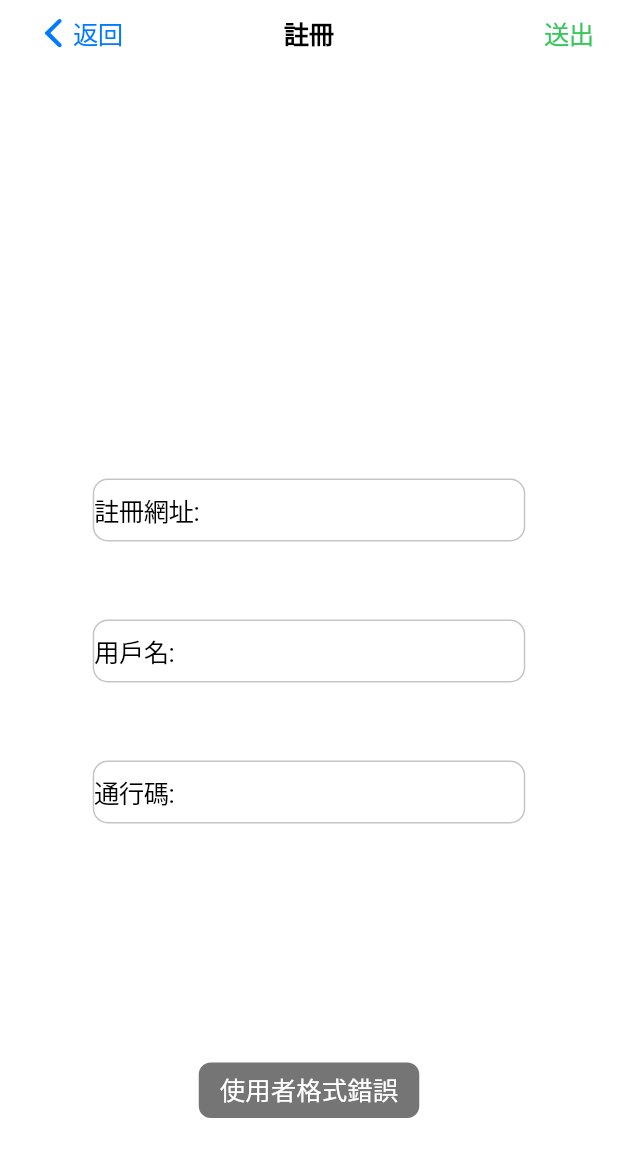
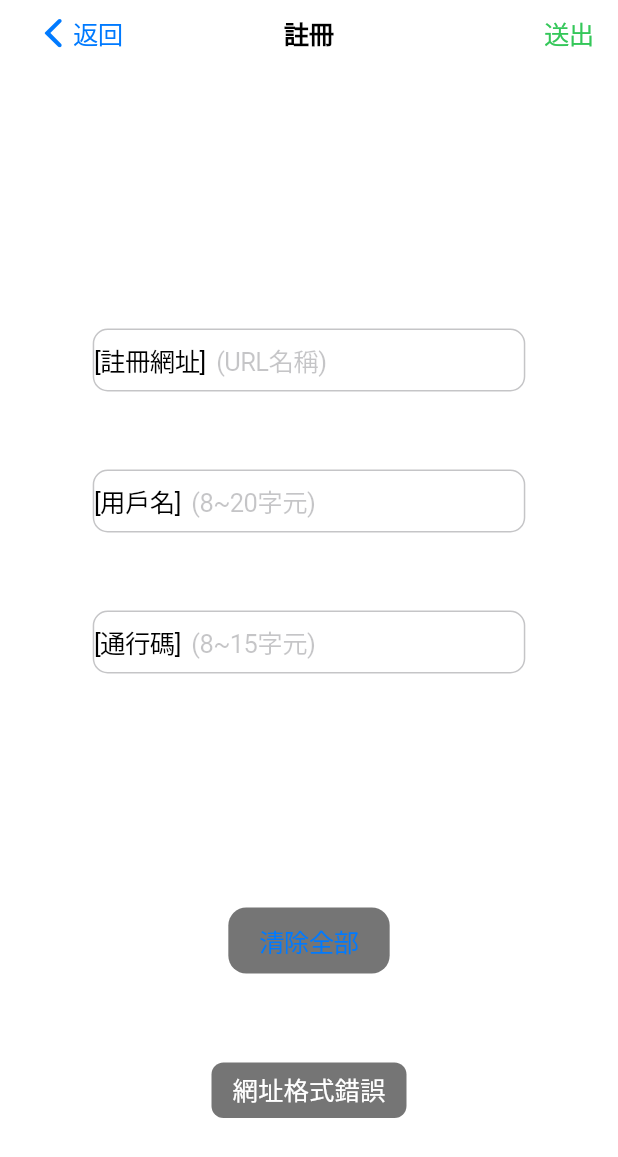
Before and after one commit to ACS106129/pokerpass, a Flutter app: the RegisterPage screen opened by its route, after a tap on "送出", on a phone screen of 412 x 824 dp. Shown: the top 1157 px of the screen. Run offline on Flutter 3.47's test engine with Material 2 defaults, Android fonts, the phone set to English and light mode, and no system bars; our stand-ins replace bot_toast, permission_handler, qr_flutter; missing offline and left inert: flame, qrscan, window_size.

Commit message:
Add user cache and data, pages optimize Register page finish layout and field input Add bot_toast lib

```diff
--- a/lib/main.dart
+++ b/lib/main.dart
@@ -9,7 +9,7 @@ import 'package:pokerpass/page/home_page.dart';
 import 'package:pokerpass/page/mode_page.dart';
 import 'package:pokerpass/page/register_page.dart';
 import 'package:pokerpass/page/setting_page.dart';
-import 'package:pokerpass/setting/Setting.dart' as setting;
+import 'package:pokerpass/setting/setting.dart' as setting;
 import 'package:window_size/window_size.dart';
 
 void main() async {
@@ -29,9 +29,9 @@ void main() async {
 
 class MyApp extends StatelessWidget {
   @override
-  Widget build(BuildContext context) {
+  Widget build(final BuildContext context) {
     return CupertinoApp(
-      title: 'PokerPass System',
+      title: 'PokerPass',
       theme: CupertinoThemeData(
         brightness: setting.DebugConfig.brightness,
         scaffoldBackgroundColor: CupertinoDynamicColor.withBrightness(
--- a/lib/page/PC/pc_page.dart
+++ b/lib/page/PC/pc_page.dart
@@ -4,6 +4,7 @@ import 'package:pokerpass/poker/poker.dart';
 
 class PCPage extends StatefulWidget {
   static const String id = 'pc_page';
+  PCPage({Key key}) : super(key: key);
   @override
   _PCPageState createState() => _PCPageState();
 }
@@ -25,7 +26,7 @@ class _PCPageState extends State<PCPage> {
                 content: const Text('確定要中止PokerPC模式?'),
                 actions: [
                   CupertinoDialogAction(
-                    child: const Text('返回'),
+                    child: const Text('取消'),
                     onPressed: () => Navigator.pop(context),
                   ),
                   CupertinoDialogAction(
@@ -46,7 +47,7 @@ class _PCPageState extends State<PCPage> {
     );
   }
 
-  Widget _pcPageContent(BuildContext context) {
+  Widget _pcPageContent(final BuildContext context) {
     return LayoutBuilder(
       builder: (context, constraints) =>
           PokerGame(Size(constraints.maxWidth, constraints.maxHeight)).widget,
--- a/lib/page/register_page.dart
+++ b/lib/page/register_page.dart
@@ -2,10 +2,12 @@ import 'package:bot_toast/bot_toast.dart';
 import 'package:flutter/cupertino.dart';
 import 'package:flutter/material.dart';
 import 'package:flutter/services.dart';
-import 'package:pokerpass/setting/Setting.dart' as setting;
+import 'package:pokerpass/setting/setting.dart' as setting;
+import 'package:pokerpass/setting/user.dart';
 
 class RegisterPage extends StatefulWidget {
-  static const String id = 'register_page';
+  static const id = 'register_page';
+  RegisterPage({final Key key}) : super(key: key);
   @override
   _RegisterPageState createState() => _RegisterPageState();
 }
@@ -15,43 +17,55 @@ class _RegisterPageState extends State<RegisterPage> {
     color: CupertinoColors.black,
     darkColor: CupertinoColors.white,
   );
-  String userText = '';
-  String passwordText = '';
-  String urlText = '';
+  final loadingColor = CupertinoDynamicColor.withBrightness(
+    color: Colors.black26,
+    darkColor: Colors.white10,
+  );
+  final placeholderColor = CupertinoDynamicColor.withBrightness(
+      color: CupertinoColors.placeholderText, darkColor: Colors.white70);
+  final urlController = TextEditingController(text: UserCache.registerURLText);
+  final userController =
+      TextEditingController(text: UserCache.registerUserText);
+  final passwordController =
+      TextEditingController(text: UserCache.registerPasswordText);
+  final urlFocusNode = FocusNode(debugLabel: setting.urlLabel);
+  final userFocusNode = FocusNode(debugLabel: setting.userLabel);
+  final passwordFocusNode = FocusNode(debugLabel: setting.passwordLabel);
 
   @override
-  Widget build(BuildContext context) {
+  void initState() {
+    super.initState();
+  }
+
+  @override
+  void dispose() {
+    UserCache.registerURLText = urlController.text;
+    // password must be clear
+    UserCache.registerPasswordText = '';
+    urlController.dispose();
+    userController.dispose();
+    passwordController.dispose();
+    urlFocusNode.dispose();
+    userFocusNode.dispose();
+    passwordFocusNode.dispose();
+    super.dispose();
+  }
+
+  @override
+  Widget build(final BuildContext context) {
     return CupertinoPageScaffold(
       navigationBar: CupertinoNavigationBar(
         automaticallyImplyLeading: false,
         leading: CupertinoNavigationBarBackButton(
           previousPageTitle: '返回',
           onPressed: () async {
-            // ensure users if they want to leave with the field filled
-
+            // save user id to register cache
+            UserCache.registerUserText = userController.text;
             Navigator.pop(context);
           },
         ),
-        middle: Text('註冊'),
+        middle: const Text('註冊'),
         trailing: GestureDetector(
-          onTap: () {
-            if (!setting.userRegex.hasMatch(userText)) {
-              BotToast.showText(text: '使用者格式錯誤');
-              return;
-            }
-            if (!setting.passwordRegex.hasMatch(passwordText)) {
-              BotToast.showText(text: '通行碼格式錯誤');
-              return;
-            }
-            if (!setting.urlRegex.hasMatch(urlText)) {
-              BotToast.showText(text: '網址格式錯誤');
-              return;
-            }
-            // submit user id and password to server through url
-            BotToast.showLoading(
-              onClose: () => Navigator.pop(context),
-            );
-          },
           child: Text(
             '送出',
             style: TextStyle(
@@ -59,12 +73,50 @@ class _RegisterPageState extends State<RegisterPage> {
                   CupertinoColors.activeGreen, context),
             ),
           ),
+          onTap: () async {
+            if (!setting.urlRegex.hasMatch(urlController.text)) {
+              BotToast.showText(text: '網址格式錯誤');
+              return;
+            }
+            if (!setting.userRegex.hasMatch(userController.text)) {
+              BotToast.showText(text: '使用者格式錯誤');
+              return;
+            }
+            if (!setting.passwordRegex.hasMatch(passwordController.text)) {
+              BotToast.showText(text: '通行碼格式錯誤');
+              return;
+            }
+            // cancel keyboard input
+            urlFocusNode.unfocus();
+            userFocusNode.unfocus();
+            passwordFocusNode.unfocus();
+            BotToast.showLoading(
+              animationDuration: Duration(milliseconds: 250),
+              animationReverseDuration: Duration(milliseconds: 250),
+              backButtonBehavior: BackButtonBehavior.none,
+              backgroundColor:
+                  CupertinoDynamicColor.resolve(loadingColor, context),
+              duration: Duration(milliseconds: 700),
+              onClose: () => WidgetsBinding.instance.addPostFrameCallback(
+                (_) async {
+                  // await submit complete and get value
+                  // give user id to login
+                  UserCache.homeURLText = urlController.text;
+                  UserCache.homeUserText = userController.text;
+                  // erase register user id
+                  UserCache.registerUserText = '';
+                  Navigator.pop(context);
+                },
+              ),
+            );
+            // submit user id and password to server through url
+          },
         ),
       ),
       child: SafeArea(
         child: Center(
           child: LayoutBuilder(
-            builder: (context, constraints) => _registerPageContent(
+            builder: (context, constraints) => registerPageContent(
                 context, Size(constraints.maxWidth, constraints.maxHeight)),
           ),
         ),
@@ -72,35 +124,68 @@ class _RegisterPageState extends State<RegisterPage> {
     );
   }
 
-  Widget _registerPageContent(
+  Widget registerPageContent(
       final BuildContext context, final Size contentSize) {
-    return Column(
+    return Container(
+      width: contentSize.width * 0.7,
+      child: Column(
         mainAxisAlignment: MainAxisAlignment.center,
         children: [
-        Container(
-          width: contentSize.width * 0.7,
-          child: Column(
-            children: [
-              CupertinoTextField(
-                prefix: Text(
-                  '註冊網址: ',
-                  style: TextStyle(
-                    color:
-                        CupertinoDynamicColor.resolve(promptTextColor, context),
+          cupertinoTextField(setting.urlLabel, '(URL名稱)', '[註冊網址]',
+              TextInputAction.next, setting.urlInputRegex, urlFocusNode),
+          SizedBox(height: contentSize.height / 15),
+          cupertinoTextField(setting.userLabel, '(8~20字元)', '[用戶名]',
+              TextInputAction.next, setting.userInputRegex, userFocusNode),
+          SizedBox(height: contentSize.height / 15),
+          cupertinoTextField(
+              setting.passwordLabel,
+              '(8~15字元)',
+              '[通行碼]',
+              TextInputAction.done,
+              setting.passwordInputRegex,
+              passwordFocusNode),
+          SizedBox(height: contentSize.height / 5),
+          CupertinoButton(
+            child: const Text('清除全部'),
+            color: CupertinoDynamicColor.withBrightness(
+              color: Colors.black54,
+              darkColor: Colors.white70,
+            ),
+            onPressed: () {
+              urlController.clear();
+              userController.clear();
+              passwordController.clear();
+            },
+            padding: EdgeInsets.symmetric(
+              horizontal: contentSize.width / 20,
             ),
           ),
-                inputFormatters: [
-                  FilteringTextInputFormatter(
-                    setting.urlInputRegex,
-                    allow: true,
+        ],
       ),
-                ],
-                //cursorColor: ,
-                autofocus: false,
-                maxLines: 1,
-                style: TextStyle(
-                  height: 1.5,
-                ),
+    );
+  }
+
+  CupertinoTextField cupertinoTextField(
+      final String label,
+      final String placeholder,
+      final String prompt,
+      final TextInputAction inputAction,
+      final RegExp inputRegExp,
+      final FocusNode node) {
+    return CupertinoTextField(
+      clearButtonMode: OverlayVisibilityMode.editing,
+      controller: (() {
+        switch (label) {
+          case setting.urlLabel:
+            return urlController;
+          case setting.userLabel:
+            return userController;
+          case setting.passwordLabel:
+            return passwordController;
+          default:
+            throw new Exception('Label $label Error!');
+        }
+      })(),
       decoration: BoxDecoration(
         border: Border.all(
           color: CupertinoColors.placeholderText,
@@ -108,78 +193,33 @@ class _RegisterPageState extends State<RegisterPage> {
         color: CupertinoColors.systemBackground,
         borderRadius: BorderRadius.all(Radius.circular(10)),
       ),
-                textInputAction: TextInputAction.next,
-                onChanged: (str) => urlText = str,
-              ),
-              SizedBox(
-                height: contentSize.height / 15,
-              ),
-              CupertinoTextField(
-                prefix: Text(
-                  '用戶名: ',
-                  style: TextStyle(
-                    color:
-                        CupertinoDynamicColor.resolve(promptTextColor, context),
-                  ),
-                ),
+      focusNode: node,
       inputFormatters: [
         FilteringTextInputFormatter(
-                    setting.userInputRegex,
+          inputRegExp,
           allow: true,
         ),
       ],
-                autofocus: false,
       maxLines: 1,
+      obscureText: label == setting.passwordLabel,
+      onTap: () {
+        // focus change border color
+      },
+      prefix: Text(
+        prompt,
+        style: TextStyle(
+          color: CupertinoDynamicColor.resolve(promptTextColor, context),
+        ),
+      ),
+      placeholder: placeholder,
+      placeholderStyle: TextStyle(
+        fontWeight: FontWeight.w400,
+        color: CupertinoDynamicColor.resolve(placeholderColor, context),
+      ),
       style: TextStyle(
         height: 1.5,
       ),
-                decoration: BoxDecoration(
-                  border: Border.all(
-                    color: CupertinoColors.placeholderText,
-                  ),
-                  color: CupertinoColors.systemBackground,
-                  borderRadius: BorderRadius.all(Radius.circular(10)),
-                ),
-                textInputAction: TextInputAction.next,
-                onChanged: (str) => userText = str,
-              ),
-              SizedBox(
-                height: contentSize.height / 15,
-              ),
-              CupertinoTextField(
-                obscureText: true,
-                prefix: Text(
-                  '通行碼: ',
-                  style: TextStyle(
-                    color:
-                        CupertinoDynamicColor.resolve(promptTextColor, context),
-                  ),
-                ),
-                inputFormatters: [
-                  FilteringTextInputFormatter(
-                    setting.passwordInputRegex,
-                    allow: true,
-                  ),
-                ],
-                autofocus: false,
-                maxLines: 1,
-                style: TextStyle(
-                  height: 1.5,
-                ),
-                decoration: BoxDecoration(
-                  border: Border.all(
-                    color: CupertinoColors.placeholderText,
-                  ),
-                  color: CupertinoColors.systemBackground,
-                  borderRadius: BorderRadius.all(Radius.circular(10)),
-                ),
-                textInputAction: TextInputAction.done,
-                onChanged: (str) => passwordText = str,
-              ),
-            ],
-          ),
-        ),
-      ],
+      textInputAction: inputAction,
     );
   }
 }
--- a/lib/setting/Setting.dart
+++ b/lib/setting/Setting.dart
@@ -10,11 +10,11 @@ const passwordLabel = 'pw';
 final isDesktop = Platform.isWindows || Platform.isMacOS || Platform.isLinux;
 // regular expression check when inputting
 final userInputRegex = RegExp(r'^[a-zA-Z0-9]{0,20}');
-final passwordInputRegex = RegExp(r'^[a-zA-Z0-9]{0,20}');
+final passwordInputRegex = RegExp(r'^[a-zA-Z0-9]{0,15}');
 final urlInputRegex = RegExp(r'^[-a-zA-Z0-9@:%._\+~#=&?/()]{0,320}');
 // regular expression check finish input
 final userRegex = RegExp(r'^[a-zA-Z0-9]{8,20}');
-final passwordRegex = RegExp(r'^[a-zA-Z0-9]{8,20}');
+final passwordRegex = RegExp(r'^[a-zA-Z0-9]{8,15}');
 final urlRegex = RegExp(
     r'^(https?:\/\/(www\.)?)?[-a-zA-Z0-9@:%._\+~#=]{1,256}\.[a-zA-Z0-9()]{1,6}\b([-a-zA-Z0-9()@:%_\+.~#?&//=]*)');
 
--- /dev/null
+++ b/lib/setting/user.dart
@@ -0,0 +1,9 @@
+class UserCache {
+  static var homeUserText = '';
+  static var homeURLText = '';
+  static var registerURLText = '';
+  static var registerUserText = '';
+  static var registerPasswordText = '';
+}
+
+class UserData {}
--- a/lib/utility/transmission.dart
+++ b/lib/utility/transmission.dart
@@ -5,7 +5,7 @@ import 'package:crypto/crypto.dart';
 
 String getHmacValue(final String serverRandom, final String deviceKey) {
   final byteKey = utf8.encode(deviceKey);
-  final hmac256 = new Hmac(sha256, byteKey);
+  final hmac256 = Hmac(sha256, byteKey);
   return '${hmac256.convert(utf8.encode(serverRandom))}';
 }
 
```
Also changed, not shown: lib/page/2FA/qrcode_page.dart (+6 -6 lines), lib/page/home_page.dart (+52 -50 lines), lib/page/mode_page.dart (+9 -6 lines), lib/page/setting_page.dart (+10 -6 lines), 1 other file. Lines whose indentation alone changed are shown as unchanged.
